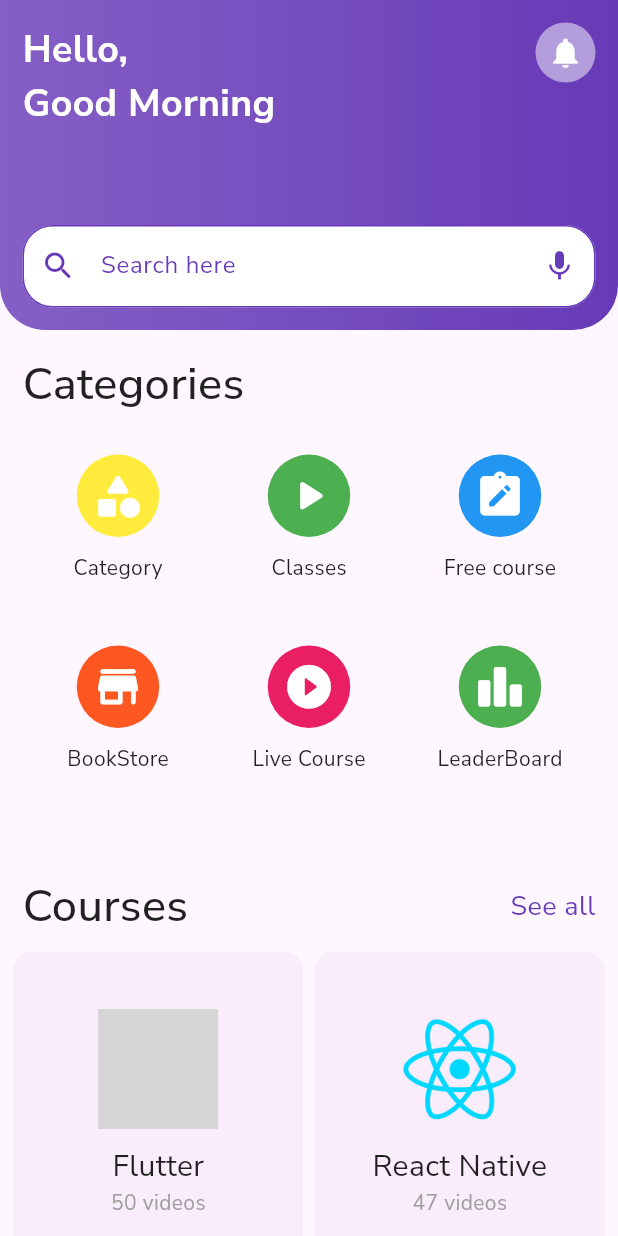
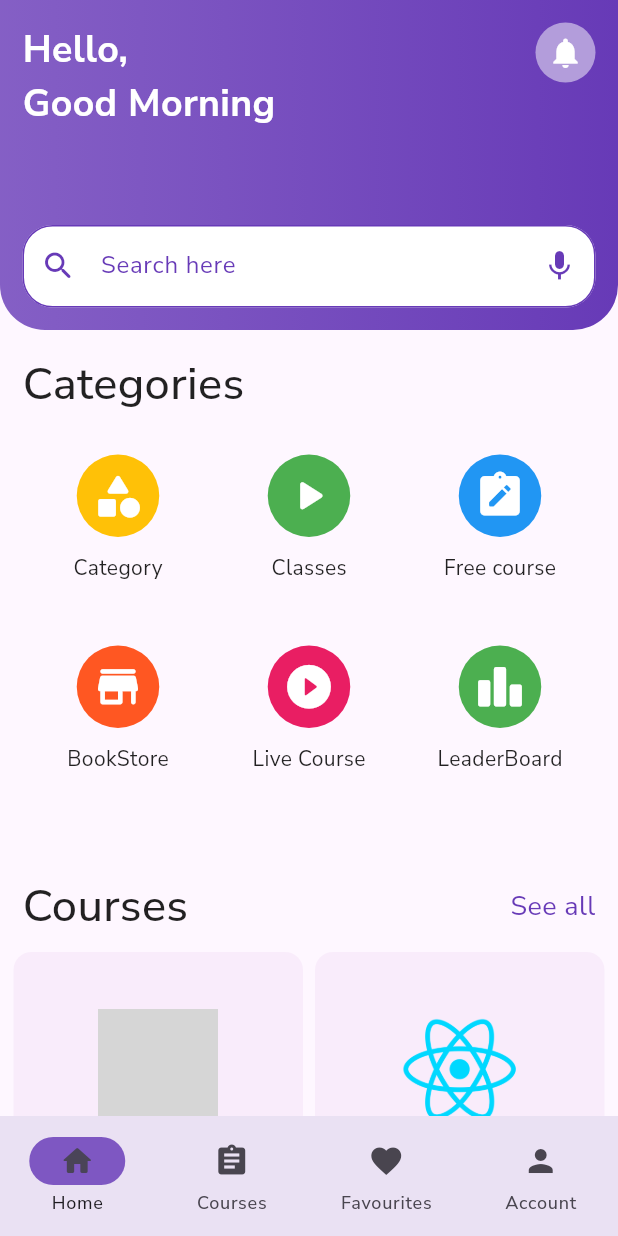
Before and after one commit to ashir98/EducationApp, a Flutter app: the screen it shows after launch, after a tap on "Get started", on a phone screen of 412 x 824 dp. Run offline on Flutter 3.47's test engine with Material 2 defaults, Android fonts, the phone set to English and light mode, and no system bars; our stand-ins replace google_fonts; grey boxes are pictures that could not be loaded.

Commit message:
completed ui for education app

```diff
--- a/education_app/lib/main.dart
+++ b/education_app/lib/main.dart
@@ -17,7 +17,10 @@ class EducationApp extends StatelessWidget {
       theme: ThemeData(
 
         useMaterial3: true,
-        textTheme: GoogleFonts.nunitoSansTextTheme()
+        textTheme: GoogleFonts.nunitoSansTextTheme(),
+        navigationBarTheme: NavigationBarThemeData(
+          indicatorColor: Colors.deepPurple.shade400,
+        )
 
       ),
       debugShowCheckedModeBanner: false,
--- a/education_app/lib/model/category_model.dart
+++ b/education_app/lib/model/category_model.dart
@@ -4,7 +4,7 @@ import 'package:flutter/material.dart';
 class CategoryModel{
 
   List categories = [
-    ["Category" , const Icon(Icons.category_rounded, size: 35,color: Colors.white,), Colors.yellow],
+    ["Category" , const Icon(Icons.category_rounded, size: 35,color: Colors.white,), Colors.amber],
     ["Classes" , const Icon(Icons.play_arrow_rounded,size: 35,color: Colors.white,), Colors.green],
     ["Free course" , const Icon(Icons.note_alt_rounded,size: 35,color: Colors.white), Colors.blue],
     ["BookStore" ,  const Icon(Icons.store_rounded,size: 35,color: Colors.white), Colors.deepOrange],
--- a/education_app/lib/screens/home_page.dart
+++ b/education_app/lib/screens/home_page.dart
@@ -17,6 +17,34 @@ class HomePage extends StatelessWidget {
       appBar: const PreferredSize(
         preferredSize: Size(double.infinity, 220),
         child: MyAppBar(),
+      ),
+
+      bottomNavigationBar: NavigationBar(
+        surfaceTintColor: Colors.deepPurple.shade400,
+
+        selectedIndex: 0,
+        destinations: [
+          NavigationDestination(
+            icon: Icon(Icons.home_rounded),
+            label: "Home",
+          ),
+
+          NavigationDestination(
+            icon: Icon(Icons.assignment),
+            label: "Courses",
+          ),
+
+          NavigationDestination(
+            icon: Icon(Icons.favorite),
+            label: "Favourites",
+          ),
+
+          NavigationDestination(
+
+            icon: Icon(Icons.person),
+            label: "Account",
+          )
+        ],
       ),
       body: SafeArea(
         child: SingleChildScrollView(
--- a/education_app/lib/screens/videos_section.dart
+++ b/education_app/lib/screens/videos_section.dart
@@ -8,11 +8,12 @@ class VideosSection extends StatelessWidget {
 
   @override
   Widget build(BuildContext context) {
-    return ListView.builder(
+    return Container(
+      height: 320,
+      child: ListView.builder(
         shrinkWrap: true,
         itemCount: 20,
         itemBuilder: (context, index) {
-
           return ListTile(
             leading: Container(
               decoration: const BoxDecoration(
@@ -27,6 +28,7 @@ class VideosSection extends StatelessWidget {
           );
 
         },
+      ),
     );
   }
 }
```
Lines whose indentation alone changed are shown as unchanged.
